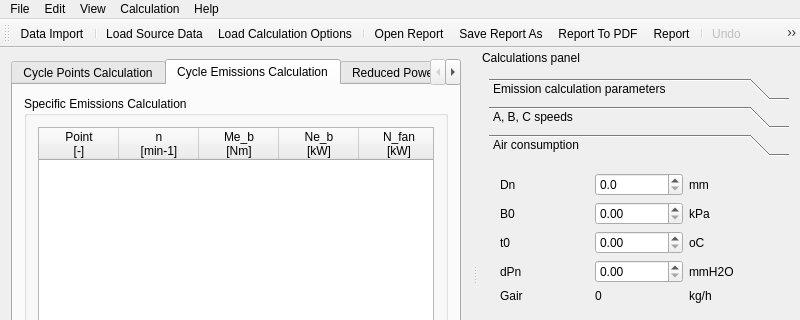
Qt form Qr49/sources/qr49.ui (pa23/r49) before a commit; both pictures show x 0 to 800 and y 0 to 320 of the 800 by 500 pixel window.
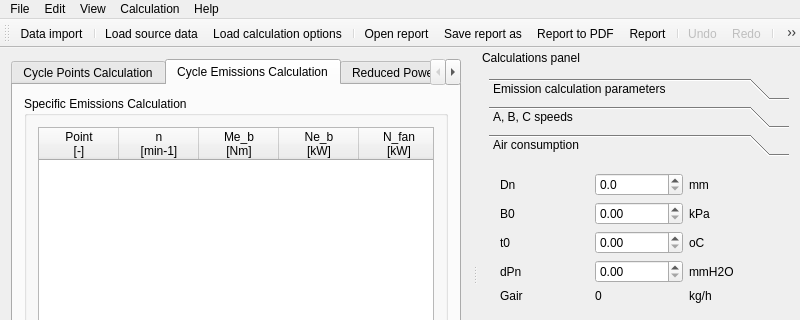
The same form after that commit. The open tabs and pages were chosen to show the change. Icons and pictures are not drawn.

What changed in the file:
```diff
--- a/Qr49/sources/qr49.ui
+++ b/Qr49/sources/qr49.ui
@@ -2013,7 +2013,7 @@
      <normaloff>:/icons/icons/file-save_report_as.svg</normaloff>:/icons/icons/file-save_report_as.svg</iconset>
    </property>
    <property name="text">
-    <string>Save Report As...</string>
+    <string>Save report as...</string>
    </property>
    <property name="shortcut">
     <string>Ctrl+S</string>
@@ -2175,7 +2175,7 @@
      <normaloff>:/icons/icons/file-open_report.svg</normaloff>:/icons/icons/file-open_report.svg</iconset>
    </property>
    <property name="text">
-    <string>Open Report...</string>
+    <string>Open report...</string>
    </property>
    <property name="shortcut">
     <string>Ctrl+O</string>
@@ -2201,7 +2201,7 @@
      <normaloff>:/icons/icons/file-export-report_to_pdf.svg</normaloff>:/icons/icons/file-export-report_to_pdf.svg</iconset>
    </property>
    <property name="text">
-    <string>Report To PDF...</string>
+    <string>Report to PDF...</string>
    </property>
    <property name="iconVisibleInMenu">
     <bool>false</bool>
@@ -2285,7 +2285,7 @@
      <normaloff>:/icons/icons/file-load_calc_settings.svg</normaloff>:/icons/icons/file-load_calc_settings.svg</iconset>
    </property>
    <property name="text">
-    <string>Load Calculation Options...</string>
+    <string>Load calculation options...</string>
    </property>
    <property name="shortcut">
     <string>Ctrl+L</string>
@@ -2308,7 +2308,7 @@
      <normaloff>:/icons/icons/file-load_source_data.svg</normaloff>:/icons/icons/file-load_source_data.svg</iconset>
    </property>
    <property name="text">
-    <string>Load Source Data...</string>
+    <string>Load source data...</string>
    </property>
    <property name="shortcut">
     <string>Ctrl+E</string>
@@ -2356,7 +2356,7 @@
      <normaloff>:/icons/icons/file-data_import.svg</normaloff>:/icons/icons/file-data_import.svg</iconset>
    </property>
    <property name="text">
-    <string>Data Import...</string>
+    <string>Data import...</string>
    </property>
    <property name="shortcut">
     <string>Ctrl+I</string>
```
Left out of the diff: 44 changed lines with no effect on the pictures.
